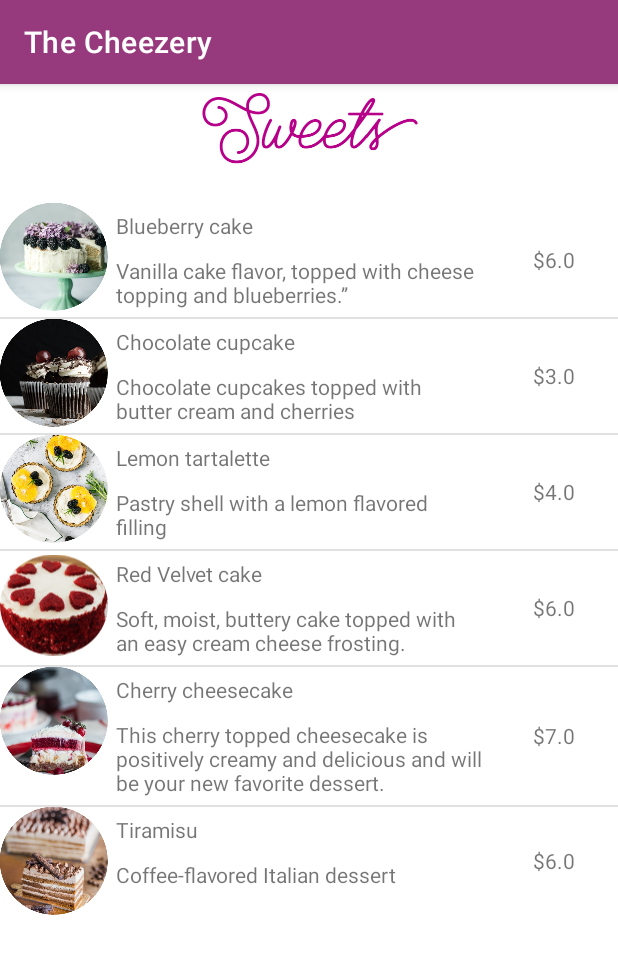
After one commit to JowsNunez/TheCheezary, an Android app: the SwetsActivity screen opened directly, with no data from a screen before it, on a phone screen of 412 x 824 dp. The commit adds this screen. Shown: the top 954 px of the screen. Run offline under Robolectric (Android 15) with nearby library versions, the phone set to English and light mode, and no system bars.

Commit message:
Added Sweets Activity

```diff
--- a/app/src/main/AndroidManifest.xml
+++ b/app/src/main/AndroidManifest.xml
@@ -11,6 +11,9 @@
         android:supportsRtl="true"
         android:theme="@style/Theme.TheCheezary"
         tools:targetApi="31">
+        <activity
+            android:name=".SwetsActivity"
+            android:exported="false" />
         <activity
             android:name=".HotdrinksActivity"
             android:exported="false" />
--- a/app/src/main/java/jose/nunez/thecheezary/MenuActivity.kt
+++ b/app/src/main/java/jose/nunez/thecheezary/MenuActivity.kt
@@ -13,6 +13,7 @@ class MenuActivity : AppCompatActivity() {
 
         var btnColdDrinks: Button = findViewById(R.id.cold_drinks_button)
         var btnHotDrinks: Button = findViewById(R.id.hot_button)
+        var btnSwets: Button = findViewById(R.id.sweets_button)
 
         btnColdDrinks.setOnClickListener {
 
@@ -28,5 +29,10 @@ class MenuActivity : AppCompatActivity() {
 
         }
 
+        btnSwets.setOnClickListener{
+            var intent: Intent = Intent(this,SwetsActivity::class.java)
+            startActivity(intent)
+        }
+
     }
 }
--- /dev/null
+++ b/app/src/main/java/jose/nunez/thecheezary/SwetsActivity.kt
@@ -0,0 +1,120 @@
+package jose.nunez.thecheezary
+
+import android.content.Context
+import androidx.appcompat.app.AppCompatActivity
+import android.os.Bundle
+import android.view.LayoutInflater
+import android.view.View
+import android.view.ViewGroup
+import android.widget.BaseAdapter
+import android.widget.ImageView
+import android.widget.ListView
+import android.widget.TextView
+
+class SwetsActivity : AppCompatActivity() {
+    var sweets = ArrayList<Product>()
+
+    override fun onCreate(savedInstanceState: Bundle?) {
+        super.onCreate(savedInstanceState)
+        setContentView(R.layout.activity_swets)
+        agregaProductos()
+        var listView: ListView = findViewById(R.id.listView) as ListView
+        var adaptador: AdaptadorProductos =
+            AdaptadorProductos(this, sweets)
+
+        listView.adapter = adaptador
+
+    }
+
+
+    fun agregaProductos() {
+        sweets.add(
+            Product(
+                "Blueberry cake",
+                R.drawable.blueberrycake,
+                "Vanilla cake flavor, topped with cheese topping and blueberries.”",
+                6.0
+            )
+        )
+        sweets.add(
+            Product(
+                "Chocolate cupcake",
+                R.drawable.chocolatecupcake,
+                "Chocolate cupcakes topped with butter cream and cherries",
+                3.0
+            )
+        )
+        sweets.add(
+            Product(
+                "Lemon tartalette",
+                R.drawable.lemontartalette,
+                "Pastry shell with a lemon flavored filling",
+                4.0
+            )
+        )
+        sweets.add(
+            Product(
+                "Red Velvet cake",
+                R.drawable.redvelvetcake,
+                "Soft, moist, buttery cake topped with an easy cream cheese frosting.",
+                6.0
+            )
+        )
+        sweets.add(
+            Product(
+                "Cherry cheesecake",
+                R.drawable.strawberrycheesecake,
+                "This cherry topped cheesecake is positively creamy and delicious and will be your new favorite dessert.",
+                7.0
+            )
+        )
+        sweets.add(Product("Tiramisu", R.drawable.tiramisu, "Coffee-flavored Italian dessert", 6.0))
+
+    }
+
+
+    private class AdaptadorProductos : BaseAdapter {
+        var productos = ArrayList<Product>();
+        var context: Context? = null
+
+        constructor(context: Context, productos: ArrayList<Product>) : super() {
+            this.context = context
+            this.productos = productos
+        }
+
+        override fun getCount(): Int {
+            return productos.size
+
+        }
+
+        override fun getItem(position: Int): Any {
+            return productos[position]
+        }
+
+        override fun getItemId(position: Int): Long {
+            return position.toLong()
+        }
+
+        override fun getView(position: Int, convertView: View?, parent: ViewGroup?): View {
+            var prod = productos[position]
+            var inflador = LayoutInflater.from(context)
+            var vista = inflador.inflate(R.layout.producto_view, null)
+            var image = vista.findViewById(R.id.producto_img) as ImageView
+            var nombre = vista.findViewById(R.id.producto_nombre) as TextView
+            var desc = vista.findViewById(R.id.producto_desc) as TextView
+            var precio = vista.findViewById(R.id.producto_precio) as TextView
+
+            image.setImageResource(prod.image)
+            nombre.setText(prod.name)
+            desc.setText(prod.description)
+            precio.setText("$${prod.price}")
+
+
+
+            return vista
+        }
+
+
+    }
+
+}
--- /dev/null
+++ b/app/src/main/res/layout/activity_swets.xml
@@ -0,0 +1,22 @@
+<?xml version="1.0" encoding="utf-8"?>
+<LinearLayout xmlns:android="http://schemas.android.com/apk/res/android"
+    xmlns:app="http://schemas.android.com/apk/res-auto"
+    xmlns:tools="http://schemas.android.com/tools"
+    android:orientation="vertical"
+    android:layout_width="match_parent"
+    android:layout_height="match_parent"
+    tools:context=".SwetsActivity">
+
+
+    <ImageView
+        android:layout_width="match_parent"
+        android:layout_height="wrap_content"
+        android:src="@drawable/sweets"/>
+
+
+    <ListView
+        android:id="@+id/listView"
+        android:layout_width="match_parent"
+        android:layout_height="wrap_content" />
+
+</LinearLayout>
```
